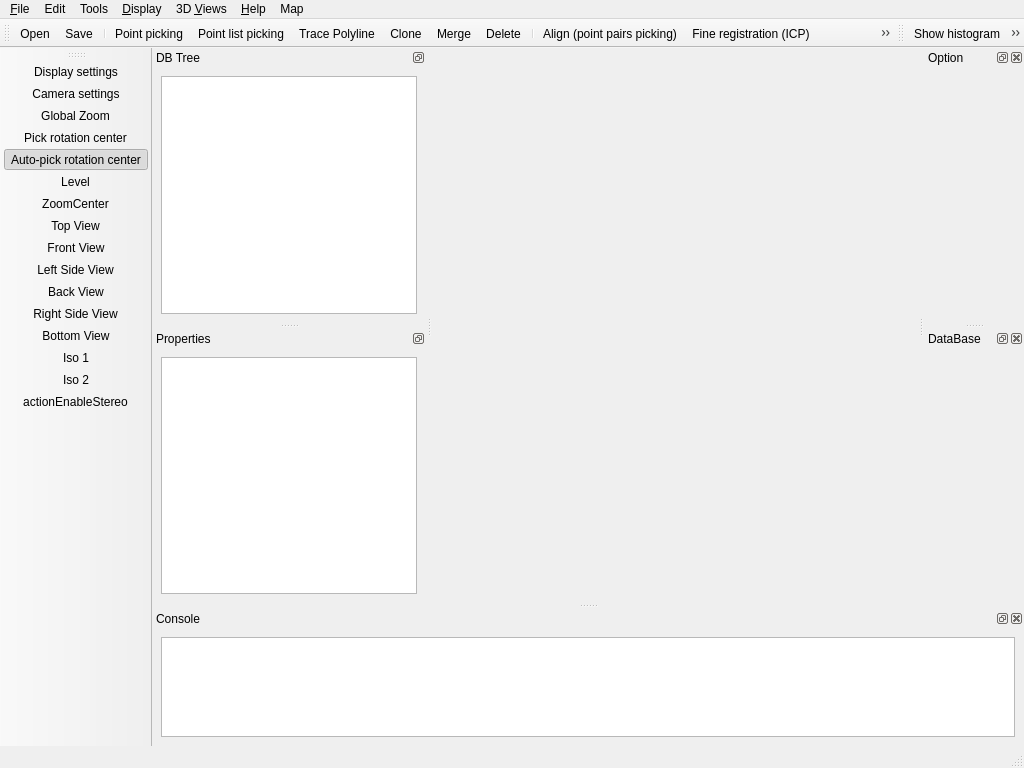
Above: qCC/ui_templates/mainWindow.ui from alex-kity/optimization-Registration before the change. Below: the same form after it.
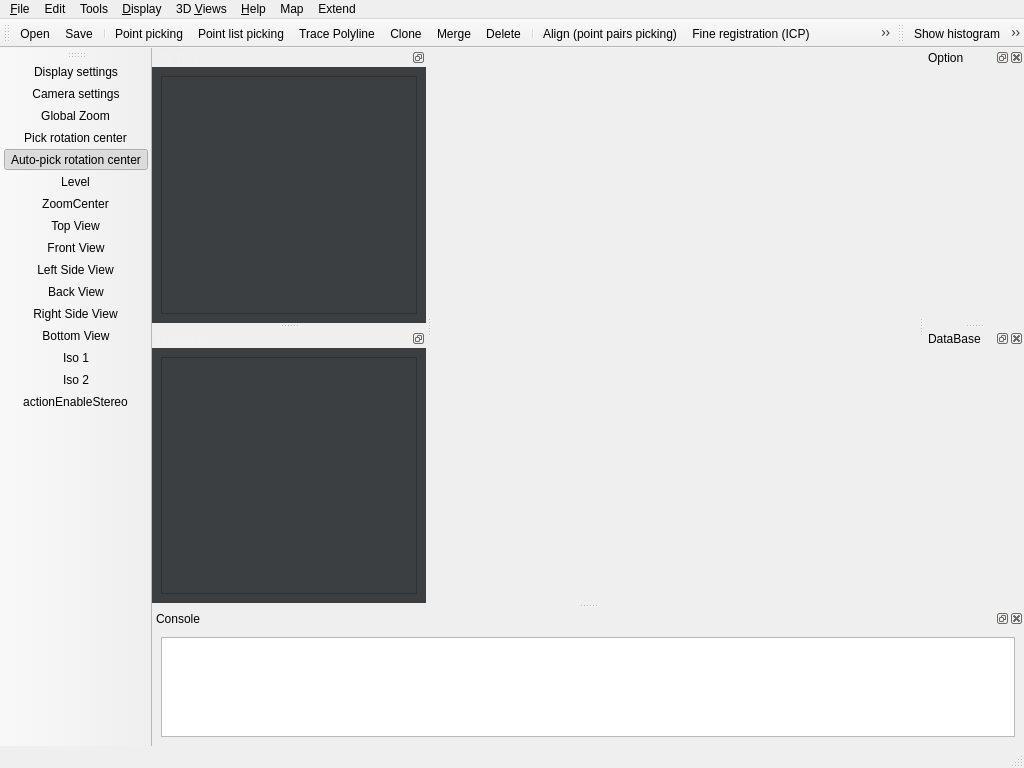
That is the form after the change. Icons and pictures are not drawn. Custom widgets are drawn as their Qt base class.

Patch:
```diff
--- a/qCC/ui_templates/mainWindow.ui
+++ b/qCC/ui_templates/mainWindow.ui
@@ -32,6 +32,9 @@
   <property name="autoFillBackground">
    <bool>true</bool>
   </property>
+  <property name="styleSheet">
+   <string notr="true"/>
+  </property>
   <widget class="QWidget" name="centralwidget"/>
   <widget class="QMenuBar" name="menubar">
    <property name="geometry">
@@ -520,6 +523,12 @@
     <addaction name="actionpath"/>
     <addaction name="actionoptimization"/>
    </widget>
+   <widget class="QMenu" name="menuExtend">
+    <property name="title">
+     <string>Extend</string>
+    </property>
+    <addaction name="actionShow"/>
+   </widget>
    <addaction name="menuFile"/>
    <addaction name="menuEdit"/>
    <addaction name="menuTools"/>
@@ -527,6 +536,7 @@
    <addaction name="menu3DViews"/>
    <addaction name="menuHelp"/>
    <addaction name="menuHdMap"/>
+   <addaction name="menuExtend"/>
   </widget>
   <widget class="QDockWidget" name="DockableDBTree">
    <property name="minimumSize">
@@ -535,6 +545,10 @@
      <height>175</height>
     </size>
    </property>
+   <property name="styleSheet">
+    <string notr="true">color: rgb(241, 241, 241);
+background-color: rgb(60, 63, 65);</string>
+   </property>
    <property name="floating">
     <bool>false</bool>
    </property>
@@ -756,6 +770,10 @@
      <height>164</height>
     </size>
    </property>
+   <property name="styleSheet">
+    <string notr="true">color: rgb(241, 241, 241);
+background-color: rgb(60, 63, 65);</string>
+   </property>
    <property name="floating">
     <bool>false</bool>
    </property>
```
Left out of the diff: 7 changed lines with no effect on the pictures.
